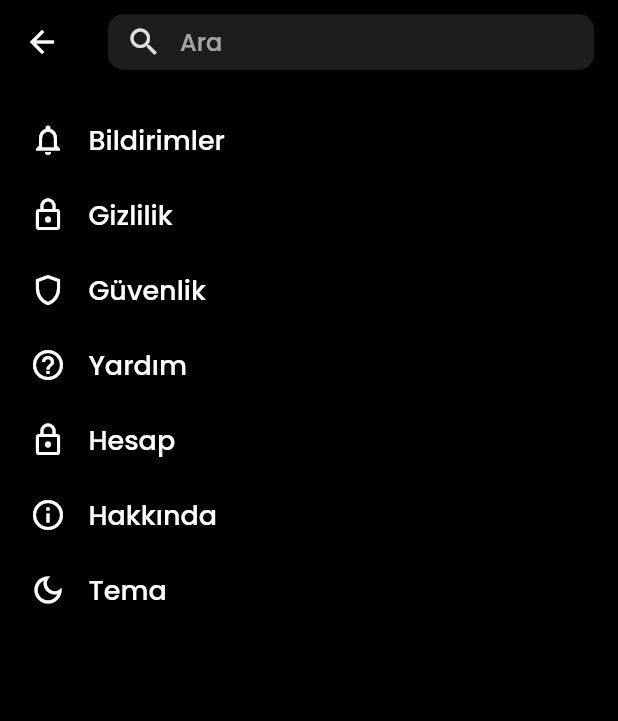
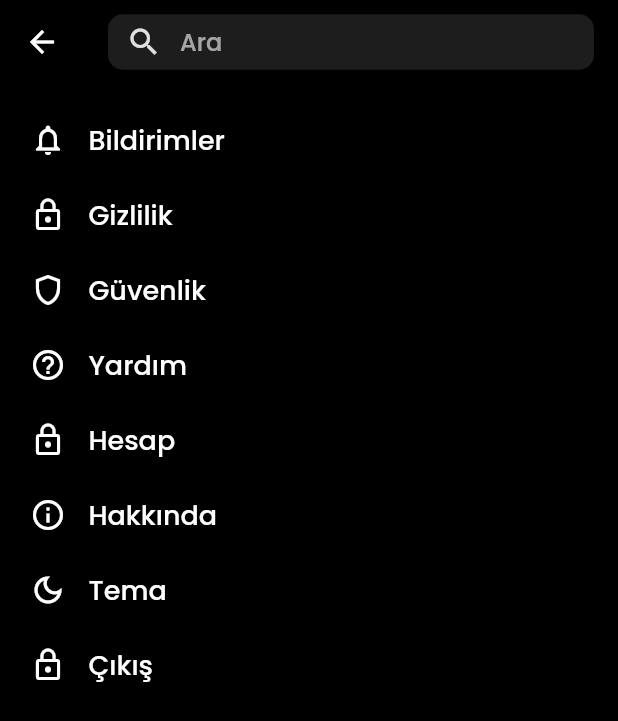
Before and after one commit to MankayXX/QRD, a Flutter app: the SettingScreen screen opened directly, on a phone screen of 412 x 824 dp. Shown: the top 721 px of the screen. Run offline on Flutter 3.47's test engine with Material 2 defaults, Android fonts, the phone set to English and light mode, and no system bars; our stand-ins replace file_picker, font_awesome_flutter, qr_flutter, shared_preferences; missing offline and left inert: mysql1, o_color_picker, qr_code_scanner, units_converter; accounts and stored records are empty.

Commit message:
02.07.22

```diff
--- a/lib/Other_screens/Setting_screen.dart
+++ b/lib/Other_screens/Setting_screen.dart
@@ -1,5 +1,6 @@
 import 'package:flutter/material.dart';
 import 'package:qrd_qr_card_ui/Other_screens/about_screen.dart';
+import 'package:qrd_qr_card_ui/data/Connection.dart';
 import 'package:qrd_qr_card_ui/screens/profile_screen.dart';
 import 'package:qrd_qr_card_ui/Other_screens/theme_screen.dart';
 import 'package:qrd_qr_card_ui/constants/color_constants.dart';
@@ -378,6 +379,39 @@ class _SettingScreenState extends State<SettingScreen> {
                               ),
                             )),
                         SizedBox(height: 15),
+                        GestureDetector(
+                            onTap: () {
+                              logOut(context);
+                            },
+                            child: Container(
+                              width: 550,
+                              height: 35,
+                              child: Row(
+                                crossAxisAlignment: CrossAxisAlignment.center,
+                                mainAxisAlignment: MainAxisAlignment.start,
+                                children: [
+                                  Column(
+                                    crossAxisAlignment:
+                                        CrossAxisAlignment.center,
+                                    mainAxisAlignment: MainAxisAlignment.center,
+                                    children: [
+                                      Row(children: [
+                                        Icon(Icons.lock_outline),
+                                        SizedBox(width: 15),
+                                        Text(
+                                          "Çıkış",
+                                          style: TextStyle(
+                                              color: otherColor(isDarkTheme),
+                                              fontWeight: FontWeight.w100,
+                                              fontSize: 18),
+                                        ),
+                                      ]),
+                                    ],
+                                  ),
+                                ],
+                              ),
+                            )),
+                        SizedBox(height: 15),
                       ],
                     )
                   ])),
--- a/lib/main.dart
+++ b/lib/main.dart
@@ -32,8 +32,7 @@ class MyApp extends StatelessWidget {
 aaaa(BuildContext context) async {
   var loginData = await SharedPreferences.getInstance();
   var newUser = (loginData.getBool("girdi_mi"));
-  var a = true;
-  if (a) {
+  if (newUser) {
     Navigator.pushReplacement(
         context, MaterialPageRoute(builder: (context) => BaseScreen()));
   } else {
--- a/lib/screens/home_screen.dart
+++ b/lib/screens/home_screen.dart
@@ -32,7 +32,6 @@ class _HomeScreenState extends State<HomeScreen> {
           child: Container(
             child: GestureDetector(
                 onTap: () {
-                  girdiMi();
                   return showDialog(
                       context: context,
                       builder: (context) {
--- a/lib/screens/profile_screen.dart
+++ b/lib/screens/profile_screen.dart
@@ -6,7 +6,7 @@ import 'package:qrd_qr_card_ui/Other_screens/theme_screen.dart';
 import 'package:qrd_qr_card_ui/constants/color_constants.dart';
 import 'package:qrd_qr_card_ui/data/Connection.dart';
 import 'package:qrd_qr_card_ui/data/card_data.dart';
-import 'package:qrd_qr_card_ui/screens/sign_screen.dart';
+import 'package:shared_preferences/shared_preferences.dart';
 import '../Other_screens/Setting_screen.dart';
 import '../widgets/profile_card.dart';
 
@@ -68,7 +68,6 @@ class _ProfileScreenState extends State<ProfileScreen> {
                               .push(MaterialPageRoute(
                                   builder: (context) => SettingScreen()))
                               .then((_) => setState(() {}));*/
-                          print(userId);
                           userName();
                         },
                         child: Icon(Icons.menu,
--- a/lib/screens/sign_screen.dart
+++ b/lib/screens/sign_screen.dart
@@ -130,7 +130,7 @@ class _LoginPageState extends State<LoginPage> {
                 ),
               ),
               SizedBox(
-                height: size.height * 0.02,
+                height: size.height * 0.01,
               ),
               InkWell(
                 onTap: () {
```
Also changed, not shown: lib/data/Connection.dart (+45 -21 lines).
